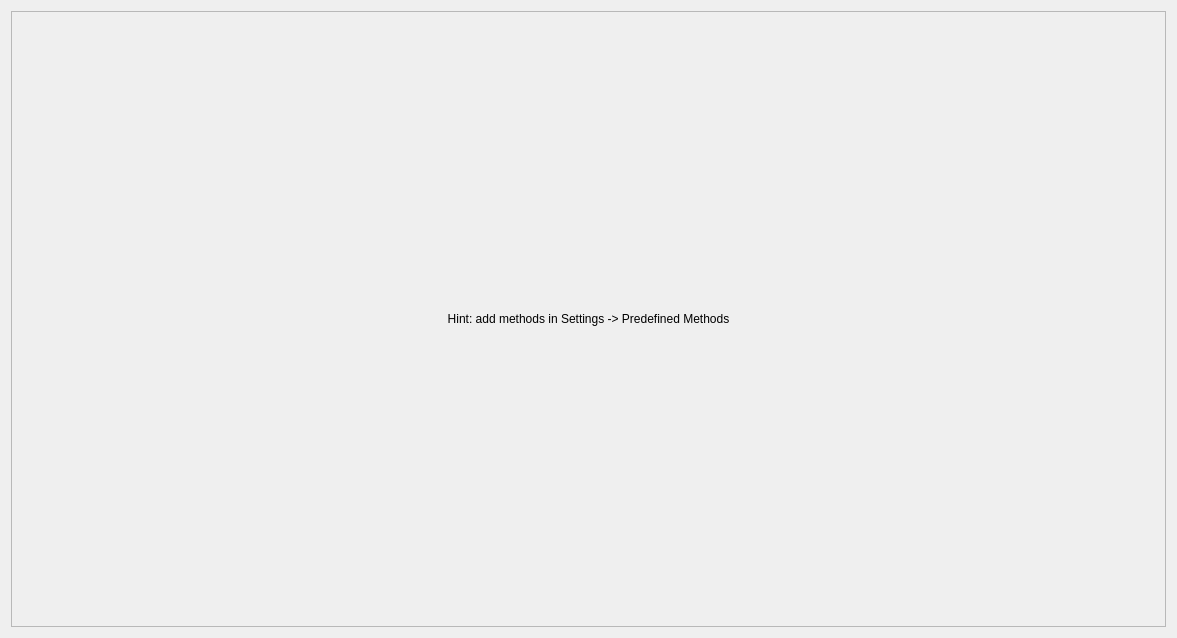
This is gui/pulsed/ui_predefined_methods.ui in Ulm-IQO/qudi as Qt 5 draws it before an edit. The edited form follows.
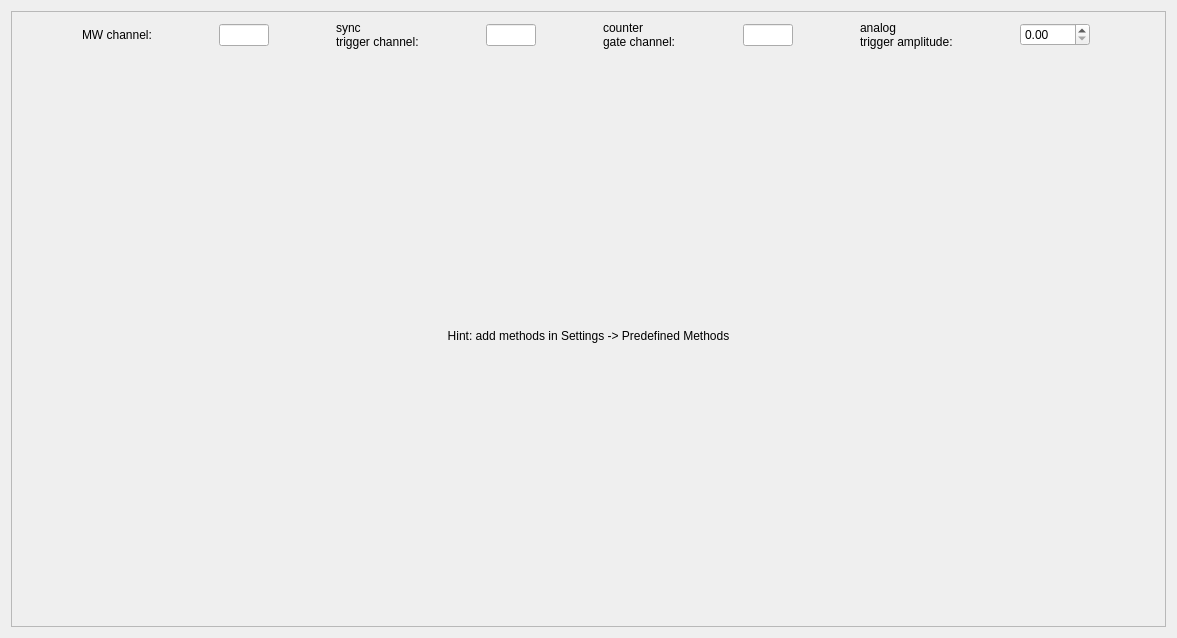
This is the edited form.

Commit message: GUI work in progress on the global parameters in the predefined methods tab of pulsed.

Diff of the .ui file:
```diff
--- a/gui/pulsed/ui_predefined_methods.ui
+++ b/gui/pulsed/ui_predefined_methods.ui
@@ -24,13 +24,136 @@
        <rect>
         <x>0</x>
         <y>0</y>
-        <width>1161</width>
-        <height>622</height>
+        <width>1157</width>
+        <height>618</height>
        </rect>
       </property>
       <layout class="QGridLayout" name="gridLayout">
        <item row="0" column="0">
         <layout class="QVBoxLayout" name="verticalLayout">
+         <item>
+          <layout class="QGridLayout" name="gridLayout_5">
+           <item row="0" column="5">
+            <widget class="QLineEdit" name="lineEdit_3">
+             <property name="sizePolicy">
+              <sizepolicy hsizetype="Fixed" vsizetype="Fixed">
+               <horstretch>0</horstretch>
+               <verstretch>0</verstretch>
+              </sizepolicy>
+             </property>
+             <property name="maximumSize">
+              <size>
+               <width>50</width>
+               <height>16777215</height>
+              </size>
+             </property>
+            </widget>
+           </item>
+           <item row="0" column="3">
+            <widget class="QLineEdit" name="lineEdit_2">
+             <property name="sizePolicy">
+              <sizepolicy hsizetype="Fixed" vsizetype="Fixed">
+               <horstretch>0</horstretch>
+               <verstretch>0</verstretch>
+              </sizepolicy>
+             </property>
+             <property name="maximumSize">
+              <size>
+               <width>50</width>
+               <height>16777215</height>
+              </size>
+             </property>
+            </widget>
+           </item>
+           <item row="0" column="6">
+            <widget class="QLabel" name="label_4">
+             <property name="sizePolicy">
+              <sizepolicy hsizetype="Fixed" vsizetype="Preferred">
+               <horstretch>0</horstretch>
+               <verstretch>0</verstretch>
+              </sizepolicy>
+             </property>
+             <property name="text">
+              <string>analog
+trigger amplitude:</string>
+             </property>
+            </widget>
+           </item>
+           <item row="0" column="2">
+            <widget class="QLabel" name="label_2">
+             <property name="sizePolicy">
+              <sizepolicy hsizetype="Fixed" vsizetype="Preferred">
+               <horstretch>0</horstretch>
+               <verstretch>0</verstretch>
+              </sizepolicy>
+             </property>
+             <property name="text">
+              <string>sync
+trigger channel:</string>
+             </property>
+            </widget>
+           </item>
+           <item row="0" column="1">
+            <widget class="QLineEdit" name="lineEdit">
+             <property name="sizePolicy">
+              <sizepolicy hsizetype="Fixed" vsizetype="Fixed">
+               <horstretch>0</horstretch>
+               <verstretch>0</verstretch>
+              </sizepolicy>
+             </property>
+             <property name="maximumSize">
+              <size>
+               <width>50</width>
+               <height>16777215</height>
+              </size>
+             </property>
+            </widget>
+           </item>
+           <item row="0" column="0">
+            <widget class="QLabel" name="label">
+             <property name="sizePolicy">
+              <sizepolicy hsizetype="Fixed" vsizetype="Preferred">
+               <horstretch>0</horstretch>
+               <verstretch>0</verstretch>
+              </sizepolicy>
+             </property>
+             <property name="text">
+              <string>MW channel:</string>
+             </property>
+            </widget>
+           </item>
+           <item row="0" column="4">
+            <widget class="QLabel" name="label_3">
+             <property name="sizePolicy">
+              <sizepolicy hsizetype="Fixed" vsizetype="Preferred">
+               <horstretch>0</horstretch>
+               <verstretch>0</verstretch>
+              </sizepolicy>
+             </property>
+             <property name="text">
+              <string>counter
+gate channel:</string>
+             </property>
+            </widget>
+           </item>
+           <item row="0" column="7">
+            <widget class="QDoubleSpinBox" name="doubleSpinBox">
+             <property name="sizePolicy">
+              <sizepolicy hsizetype="Fixed" vsizetype="Fixed">
+               <horstretch>0</horstretch>
+               <verstretch>0</verstretch>
+              </sizepolicy>
+             </property>
+             <property name="maximumSize">
+              <size>
+               <width>70</width>
+               <height>16777215</height>
+              </size>
+             </property>
+            </widget>
+           </item>
+          </layout>
+         </item>
          <item>
           <widget class="QLabel" name="hintLabel">
            <property name="text">
```
